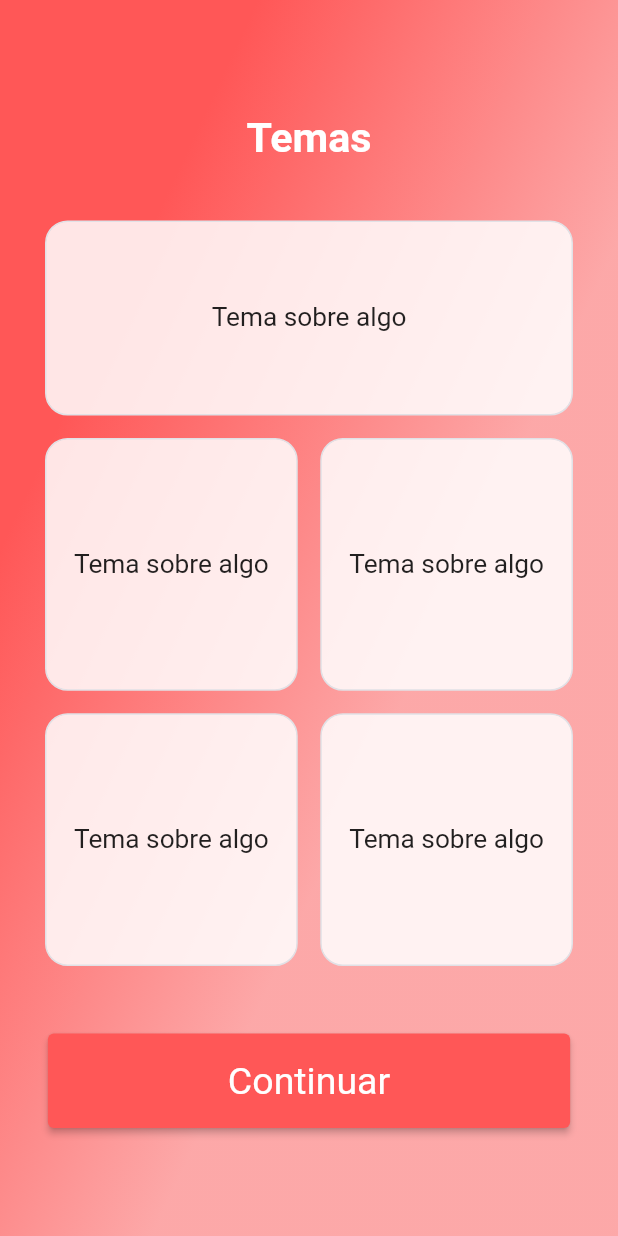
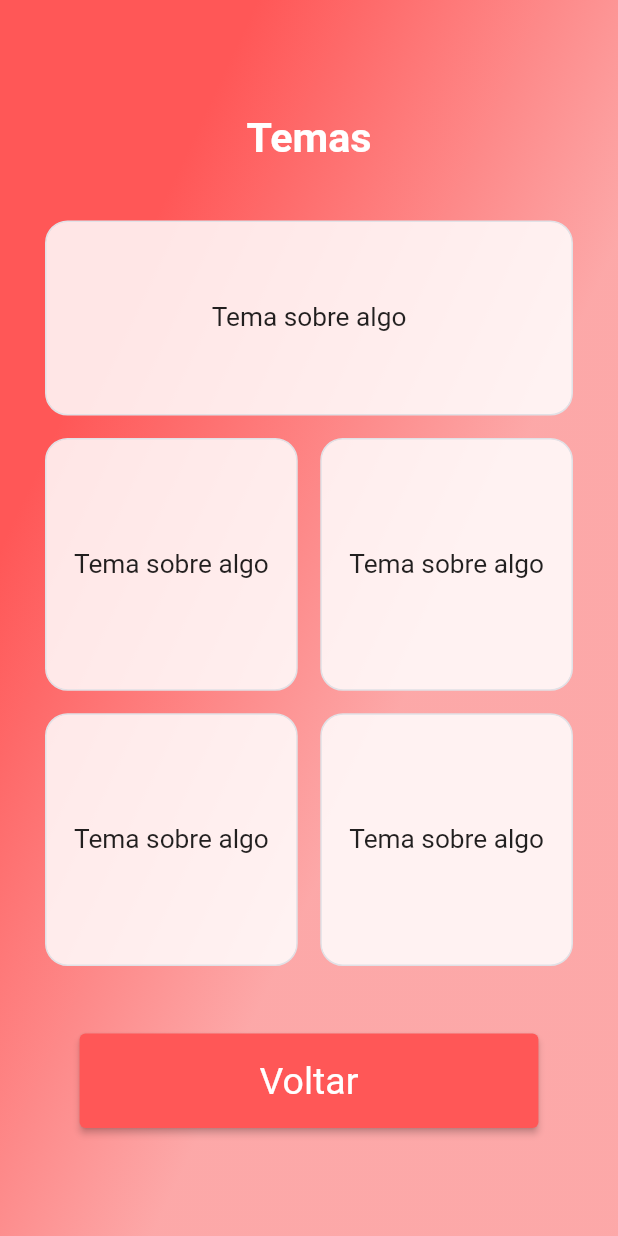
Before and after one commit to ViWa-CoolCall/challenge-mobile, a Flutter app: the screen it shows after launch, after a tap on "Continuar", on a phone screen of 412 x 824 dp. Run offline on Flutter 3.47's test engine with Material 2 defaults, Android fonts, the phone set to English and light mode, and no system bars; our stand-ins replace google_fonts.

Commit message:
UX Changes

```diff
--- a/lib/pages/download/download_page.dart
+++ b/lib/pages/download/download_page.dart
@@ -41,7 +41,7 @@ class _DownloadPageState extends State<DownloadPage> {
                 ),
                 Padding(
                   padding: const EdgeInsets.only(top: 225),
-                  child: ButtonWidget(SubtemaPage()),
+                  child: ButtonWidget(SubtemaPage(), "Voltar"),
                 )
               ],
             )),
--- a/lib/pages/home/home_page.dart
+++ b/lib/pages/home/home_page.dart
@@ -30,7 +30,7 @@ class _HomePageState extends State<HomePage> {
                   ),
                   Padding(
                     padding: const EdgeInsets.only(top: 290),
-                    child: ButtonWidget(TemaPage()),
+                    child: ButtonWidget(TemaPage(), "Continuar"),
                   )
                 ],
               ),
--- a/lib/pages/tema/tema_page.dart
+++ b/lib/pages/tema/tema_page.dart
@@ -1,4 +1,5 @@
 import 'package:CoolCall/core/app_gradients.dart';
+import 'package:CoolCall/pages/home/home_page.dart';
 import 'package:CoolCall/pages/subtema/subtema_page.dart';
 import 'package:CoolCall/shared/button_widget.dart';
 import 'package:CoolCall/shared/card_widget.dart';
@@ -11,6 +12,7 @@ class TemaPage extends StatefulWidget {
 
 class _TemaPageState extends State<TemaPage> {
   final String text = "Tema sobre algo";
+  final Widget redirect = SubtemaPage();
 
   @override
   Widget build(BuildContext context) {
@@ -31,7 +33,8 @@ class _TemaPageState extends State<TemaPage> {
                 )),
                 Padding(
                   padding: const EdgeInsets.only(left: 30, right: 30, top: 40),
-                  child: Container(height: 130, child: CardWidget(this.text)),
+                  child: Container(
+                      height: 130, child: CardWidget(this.redirect, this.text)),
                 ),
                 GridView.count(
                   shrinkWrap: true,
@@ -42,15 +45,15 @@ class _TemaPageState extends State<TemaPage> {
                   mainAxisSpacing: 15,
                   crossAxisCount: 2,
                   children: [
-                    CardWidget(this.text),
-                    CardWidget(this.text),
-                    CardWidget(this.text),
-                    CardWidget(this.text)
+                    CardWidget(this.redirect, this.text),
+                    CardWidget(this.redirect, this.text),
+                    CardWidget(this.redirect, this.text),
+                    CardWidget(this.redirect, this.text)
                   ],
                 ),
                 Padding(
                   padding: const EdgeInsets.only(top: 20),
-                  child: ButtonWidget(SubtemaPage()),
+                  child: ButtonWidget(HomePage(), "Voltar"),
                 )
               ],
             ),
--- a/lib/shared/button_widget.dart
+++ b/lib/shared/button_widget.dart
@@ -1,9 +1,10 @@
 import 'package:flutter/material.dart';
 
 class ButtonWidget extends StatelessWidget {
-  ButtonWidget(this.redirect);
+  ButtonWidget(this.redirect, this.text);
 
   final Widget redirect;
+  final String text;
 
   @override
   Widget build(BuildContext context) {
@@ -27,7 +28,7 @@ class ButtonWidget extends StatelessWidget {
               Navigator.pushReplacement(context,
                   MaterialPageRoute(builder: (context) => this.redirect));
             },
-            child: const Text('Continuar'),
+            child: Text(this.text),
           ),
         ],
       ),
--- a/lib/shared/card_widget.dart
+++ b/lib/shared/card_widget.dart
@@ -1,13 +1,20 @@
 import 'package:CoolCall/core/core.dart';
+import 'package:CoolCall/pages/download/download_page.dart';
 import 'package:flutter/material.dart';
 
 class CardWidget extends StatelessWidget {
-  CardWidget(this.text);
+  CardWidget(this.redirect, this.text);
 
+  final Widget redirect;
   final String text;
   @override
   Widget build(BuildContext context) {
-    return Container(
+    return GestureDetector(
+      onTap: () {
+        Navigator.pushReplacement(
+            context, MaterialPageRoute(builder: (context) => this.redirect));
+      },
+      child: Container(
         decoration: BoxDecoration(
             color: Color.fromRGBO(255, 255, 255, 0.85),
             borderRadius: BorderRadius.circular(15),
@@ -18,6 +25,7 @@ class CardWidget extends StatelessWidget {
             style: TextStyle(fontSize: 17.5),
           ),
         ),
+      ),
     );
   }
 }
```
Also changed, not shown: lib/pages/subtema/subtema_page.dart (+9 -6 lines). Lines whose indentation alone changed are shown as unchanged.
